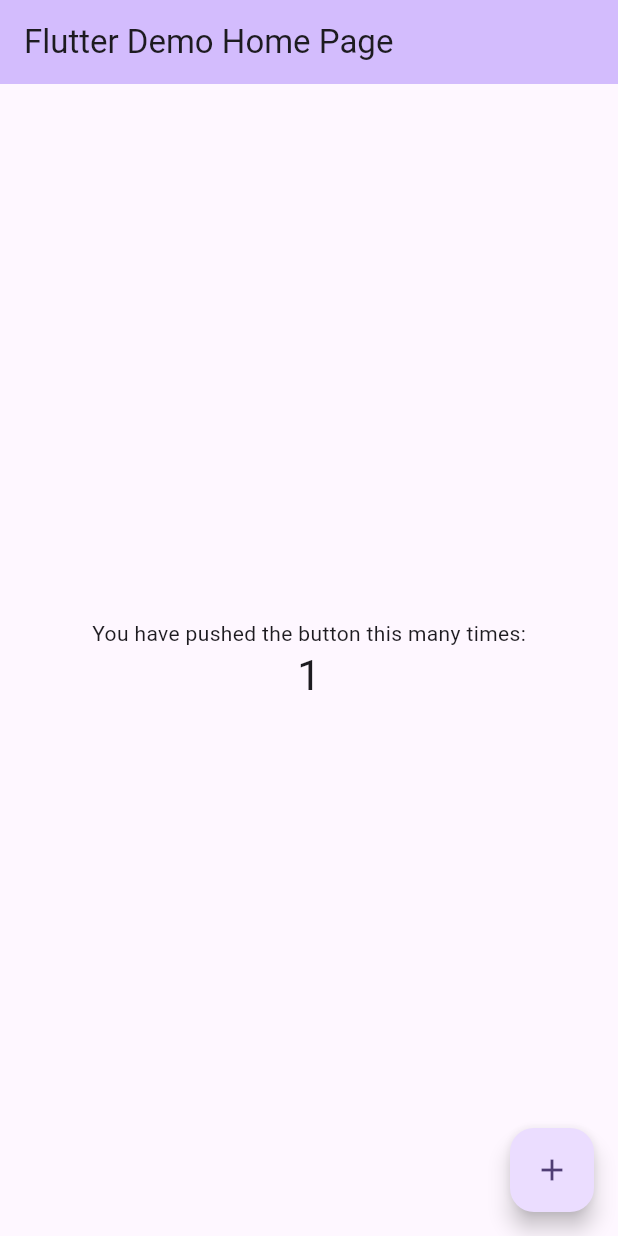
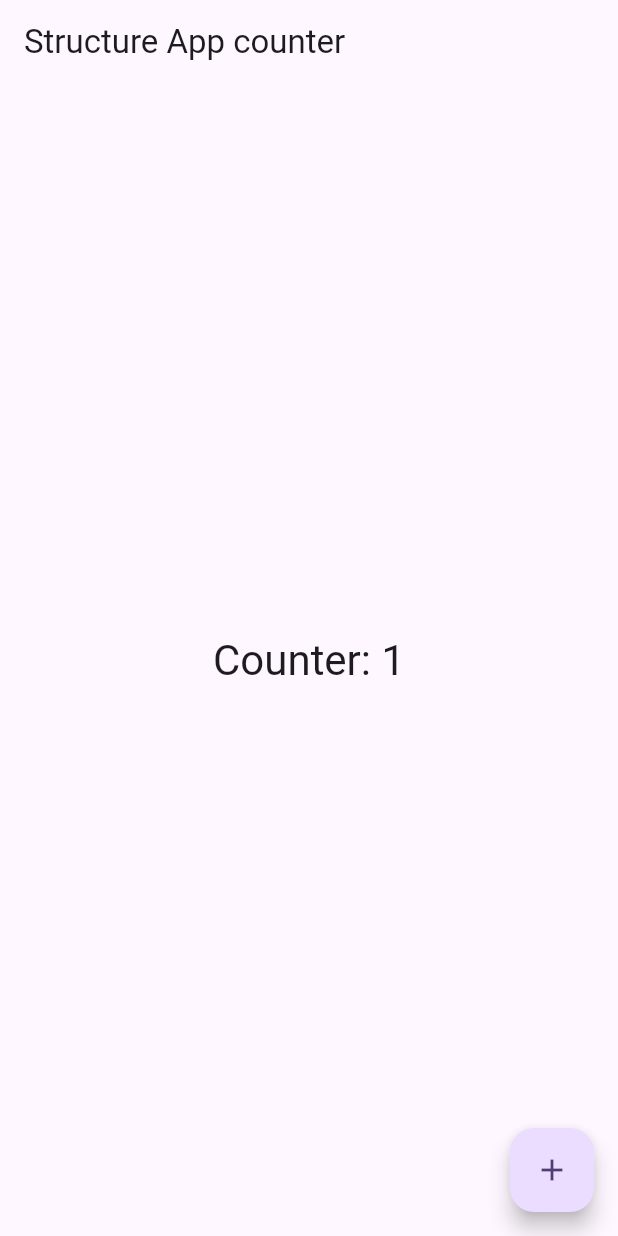
Before and after one commit to ersinaksar/flutter_architecture_hub, a Flutter app: the screen it shows after launch, after a tap on the "add" icon, on a phone screen of 412 x 824 dp. Run offline on Flutter 3.47's test engine with Material 3 defaults, Android fonts, the phone set to English and light mode, and no system bars; our stand-ins replace firebase_core, firebase_messaging, flutter_riverpod, go_router; accounts and stored records are empty.

Commit message:
feat: Refactor project structure and integrate Clean Architecture
1. lib/app/:
   - Reviewed and optimized global configurations and routes.
   - Updated `app.dart` with improved root widget setup.

2. config/:
   - Added and refined application theme and settings.
   - Simplified configurations for better scalability.

3. navigation/:
   - Integrated `go_router` for route management.
   - Created `app_router.dart` and `routes.dart` for centralized navigation.

4. lib/core/:
   - Restructured common providers, helper classes, and constants.
   - Enhanced modularity and readability.

5. lib/features/:
   - Improved feature-based module structure by separating into:
     - **presentation/**: Widgets, Pages, and UI components.
     - **application/**: State Notifiers, Providers, and business logic.
     - **domain/**: Entities, Use Cases, and core business rules.
     - **infrastructure/**: Repository implementations, data sources, and external integrations.
   - Added new Entity and Use Case definitions in the domain layer.
   - Enhanced state management with StateNotifier in the application layer.

6. lib/main.dart:
   - Refactored entry point for better alignment with Clean Architecture.
   - Optimized Firebase initialization as a separate function.

Additionally:
- Fully integrated Clean Architecture principles.
- Removed unnecessary files and legacy code.
- Improved Riverpod integration and configured ProviderScope.

These changes aim to enhance project maintainability and simplify the addition of new features.

```diff
--- /dev/null
+++ b/lib/app/app.dart
@@ -0,0 +1,16 @@
+import 'package:flutter/material.dart';
+import 'config/app_config.dart';
+import 'navigation/app_router.dart';
+
+class StructureApp extends StatelessWidget {
+  const StructureApp({Key? key}) : super(key: key);
+
+  @override
+  Widget build(BuildContext context) {
+    return MaterialApp.router(
+      title: AppConfig.appName,
+      theme: AppConfig.themeData,
+      routerConfig: appRouter,
+    );
+  }
+}
--- /dev/null
+++ b/lib/app/config/app_config.dart
@@ -0,0 +1,10 @@
+import 'package:flutter/material.dart';
+
+class AppConfig {
+  static const String appName = 'Structure App';
+
+  static ThemeData themeData = ThemeData(
+    colorScheme: ColorScheme.fromSeed(seedColor: Colors.deepPurple),
+    useMaterial3: true,
+  );
+}
--- /dev/null
+++ b/lib/app/navigation/app_router.dart
@@ -0,0 +1,8 @@
+import 'package:flutter/material.dart';
+import 'package:go_router/go_router.dart';
+
+import 'routes.dart';
+final GoRouter appRouter = GoRouter(
+  initialLocation: '/',
+  routes: appRoutes,
+);
--- /dev/null
+++ b/lib/app/navigation/routes.dart
@@ -0,0 +1,13 @@
+import 'package:flutter/material.dart';
+import 'package:go_router/go_router.dart';
+
+import '../../features/counter/presentation/pages/counter_page.dart';
+
+List<GoRoute> appRoutes = [
+  GoRoute(
+    path: '/',
+    name: 'counter',
+    builder: (BuildContext context, GoRouterState state) => const CounterPage(),
+  ),
+  // The other routes will come here.
+];
--- /dev/null
+++ b/lib/core/providers/firebase_provider.dart
@@ -0,0 +1,5 @@
+import 'package:firebase_core/firebase_core.dart';
+
+Future<void> initializeFirebase() async {
+  await Firebase.initializeApp();
+}
--- /dev/null
+++ b/lib/features/counter/application/counter_notifier.dart
@@ -0,0 +1,18 @@
+import 'package:flutter_riverpod/flutter_riverpod.dart';
+import '../domain/entities/counter.dart';
+
+class CounterNotifier extends StateNotifier<Counter> {
+  CounterNotifier() : super(Counter(value: 0, incrementValue: 0));
+
+  void increment() {
+    state = state.copyWith(
+      value: state.value + 1,
+      incrementValue: 1,
+    );
+    print(state.value);
+  }
+}
+
+final counterProvider = StateNotifierProvider<CounterNotifier, Counter>(
+      (ref) => CounterNotifier(),
+);
--- /dev/null
+++ b/lib/features/counter/domain/entities/counter.dart
@@ -0,0 +1,13 @@
+class Counter {
+  final int value;
+  final int incrementValue;
+
+  Counter({required this.value, required this.incrementValue});
+
+  Counter copyWith({int? value, int? incrementValue}) {
+    return Counter(
+      value: value ?? this.value,
+      incrementValue: incrementValue ?? this.incrementValue,
+    );
+  }
+}
--- /dev/null
+++ b/lib/features/counter/presentation/pages/counter_page.dart
@@ -0,0 +1,30 @@
+import 'package:flutter/material.dart';
+import 'package:flutter_riverpod/flutter_riverpod.dart';
+
+import '../../application/counter_notifier.dart';
+
+class CounterPage extends ConsumerWidget {
+  const CounterPage({Key? key}) : super(key: key);
+
+  @override
+  Widget build(BuildContext context, WidgetRef ref) {
+    final counter = ref.watch(counterProvider);
+
+    return Scaffold(
+      appBar: AppBar(
+        title: const Text('Structure App counter'),
+      ),
+      body: Center(
+        child: Text(
+          'Counter: ${counter.value}',
+          style: Theme.of(context).textTheme.headlineMedium,
+        ),
+      ),
+      floatingActionButton: FloatingActionButton(
+        onPressed: () => ref.read(counterProvider.notifier).increment(),
+        tooltip: 'Increment',
+        child: const Icon(Icons.add),
+      ),
+    );
+  }
+}
--- a/lib/main.dart
+++ b/lib/main.dart
@@ -1,6 +1,9 @@
 import 'package:flutter/material.dart';
 import 'package:firebase_core/firebase_core.dart';
 import 'package:firebase_messaging/firebase_messaging.dart';
+import 'package:flutter_riverpod/flutter_riverpod.dart';
+
+import 'app/app.dart';
 
 void main () async {
   WidgetsFlutterBinding.ensureInitialized();
@@ -14,125 +17,9 @@ void main () async {
     badge: true,
     sound: true,
   );
-  runApp(const MyApp());
+  runApp(
+      const ProviderScope(
+        child: StructureApp(),
+  ),
+  );
 }
-
-class MyApp extends StatelessWidget {
-  const MyApp({super.key});
-
-  // This widget is the root of your application.
-  @override
-  Widget build(BuildContext context) {
-    return MaterialApp(
-      title: 'Flutter Demo',
-      theme: ThemeData(
-        // This is the theme of your application.
-        //
-        // TRY THIS: Try running your application with "flutter run". You'll see
-        // the application has a purple toolbar. Then, without quitting the app,
-        // try changing the seedColor in the colorScheme below to Colors.green
-        // and then invoke "hot reload" (save your changes or press the "hot
-        // reload" button in a Flutter-supported IDE, or press "r" if you used
-        // the command line to start the app).
-        //
-        // Notice that the counter didn't reset back to zero; the application
-        // state is not lost during the reload. To reset the state, use hot
-        // restart instead.
-        //
-        // This works for code too, not just values: Most code changes can be
-        // tested with just a hot reload.
-        colorScheme: ColorScheme.fromSeed(seedColor: Colors.deepPurple),
-        useMaterial3: true,
-      ),
-      home: const MyHomePage(title: 'Flutter Demo Home Page'),
-    );
-  }
-}
-
-class MyHomePage extends StatefulWidget {
-  const MyHomePage({super.key, required this.title});
-
-  // This widget is the home page of your application. It is stateful, meaning
-  // that it has a State object (defined below) that contains fields that affect
-  // how it looks.
-
-  // This class is the configuration for the state. It holds the values (in this
-  // case the title) provided by the parent (in this case the App widget) and
-  // used by the build method of the State. Fields in a Widget subclass are
-  // always marked "final".
-
-  final String title;
-
-  @override
-  State<MyHomePage> createState() => _MyHomePageState();
-}
-
-class _MyHomePageState extends State<MyHomePage> {
-  int _counter = 0;
-
-  void _incrementCounter() {
-    setState(() {
-      // This call to setState tells the Flutter framework that something has
-      // changed in this State, which causes it to rerun the build method below
-      // so that the display can reflect the updated values. If we changed
-      // _counter without calling setState(), then the build method would not be
-      // called again, and so nothing would appear to happen.
-      _counter++;
-    });
-  }
-
-  @override
-  Widget build(BuildContext context) {
-    // This method is rerun every time setState is called, for instance as done
-    // by the _incrementCounter method above.
-    //
-    // The Flutter framework has been optimized to make rerunning build methods
-    // fast, so that you can just rebuild anything that needs updating rather
-    // than having to individually change instances of widgets.
-    return Scaffold(
-      appBar: AppBar(
-        // TRY THIS: Try changing the color here to a specific color (to
-        // Colors.amber, perhaps?) and trigger a hot reload to see the AppBar
-        // change color while the other colors stay the same.
-        backgroundColor: Theme.of(context).colorScheme.inversePrimary,
-        // Here we take the value from the MyHomePage object that was created by
-        // the App.build method, and use it to set our appbar title.
-        title: Text(widget.title),
-      ),
-      body: Center(
-        // Center is a layout widget. It takes a single child and positions it
-        // in the middle of the parent.
-        child: Column(
-          // Column is also a layout widget. It takes a list of children and
-          // arranges them vertically. By default, it sizes itself to fit its
-          // children horizontally, and tries to be as tall as its parent.
-          //
-          // Column has various properties to control how it sizes itself and
-          // how it positions its children. Here we use mainAxisAlignment to
-          // center the children vertically; the main axis here is the vertical
-          // axis because Columns are vertical (the cross axis would be
-          // horizontal).
-          //
-          // TRY THIS: Invoke "debug painting" (choose the "Toggle Debug Paint"
-          // action in the IDE, or press "p" in the console), to see the
-          // wireframe for each widget.
-          mainAxisAlignment: MainAxisAlignment.center,
-          children: <Widget>[
-            const Text(
-              'You have pushed the button this many times:',
-            ),
-            Text(
-              '$_counter',
-              style: Theme.of(context).textTheme.headlineMedium,
-            ),
-          ],
-        ),
-      ),
-      floatingActionButton: FloatingActionButton(
-        onPressed: _incrementCounter,
-        tooltip: 'Increment',
-        child: const Icon(Icons.add),
-      ), // This trailing comma makes auto-formatting nicer for build methods.
-    );
-  }
-}
--- a/pubspec.yaml
+++ b/pubspec.yaml
@@ -31,8 +31,12 @@ dependencies:
   flutter:
     sdk: flutter
   async: '>=2.11.0 <3.0.0'
+
   firebase_core: '>=2.32.0 <4.0.0'
   firebase_messaging: ^14.3.0
+
+  go_router: ^14.3.0
+  flutter_riverpod: ^2.6.1
 
 
   # The following adds the Cupertino Icons font to your application.
```
Also changed, not shown: 1 other file.
